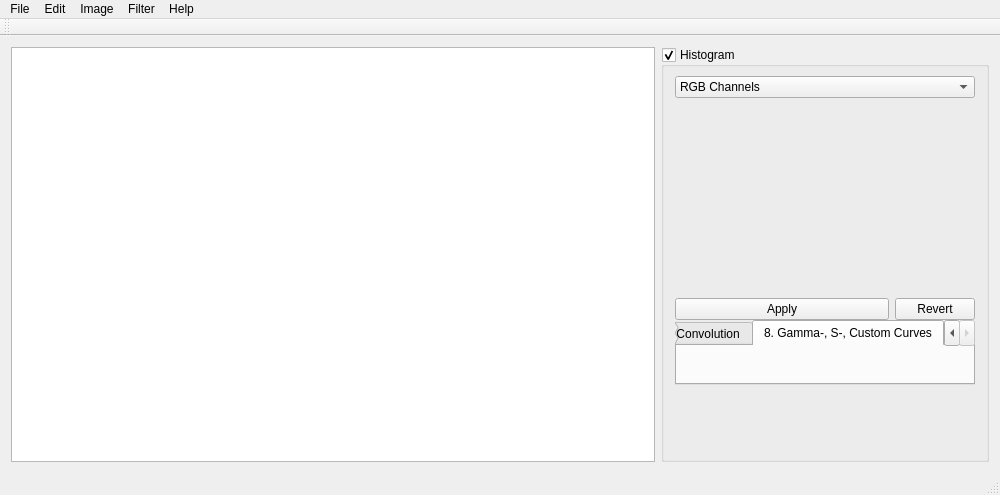
Qt form mainwindow.ui (Snuux/ImageProcessingApp) before a commit.
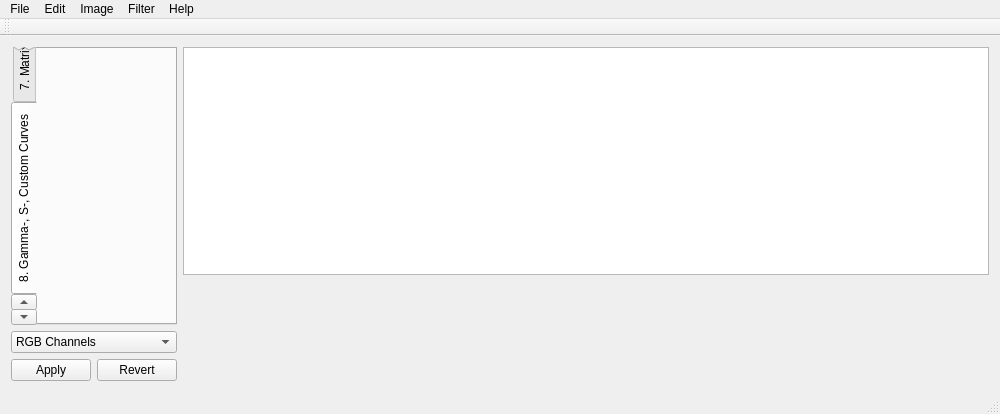
The same form after that commit. The open tabs and pages were chosen to show the change. Custom widgets are drawn as their Qt base class.

The edit to the form file:
```diff
--- a/mainwindow.ui
+++ b/mainwindow.ui
@@ -7,7 +7,7 @@
     <x>0</x>
     <y>0</y>
     <width>1000</width>
-    <height>495</height>
+    <height>414</height>
    </rect>
   </property>
   <property name="minimumSize">
@@ -24,128 +24,29 @@
     <item>
      <layout class="QHBoxLayout" name="horizontalLayout">
       <item>
-       <widget class="QGraphicsView" name="graphicsView">
-        <property name="sizePolicy">
-         <sizepolicy hsizetype="Expanding" vsizetype="Expanding">
-          <horstretch>0</horstretch>
-          <verstretch>0</verstretch>
-         </sizepolicy>
-        </property>
-        <property name="sizeAdjustPolicy">
-         <enum>QAbstractScrollArea::AdjustIgnored</enum>
-        </property>
-        <property name="resizeAnchor">
-         <enum>QGraphicsView::NoAnchor</enum>
-        </property>
-       </widget>
-      </item>
-      <item>
-       <widget class="QGroupBox" name="groupBox">
-        <property name="sizePolicy">
-         <sizepolicy hsizetype="Fixed" vsizetype="Expanding">
-          <horstretch>0</horstretch>
-          <verstretch>0</verstretch>
-         </sizepolicy>
-        </property>
-        <property name="title">
-         <string>Histogram</string>
-        </property>
-        <property name="flat">
-         <bool>false</bool>
-        </property>
-        <property name="checkable">
-         <bool>true</bool>
-        </property>
-        <layout class="QVBoxLayout" name="verticalLayout_3">
-         <property name="spacing">
-          <number>0</number>
-         </property>
-         <property name="topMargin">
-          <number>9</number>
-         </property>
-         <property name="bottomMargin">
-          <number>9</number>
-         </property>
-         <item>
-          <widget class="QComboBox" name="comboBox">
-           <item>
-            <property name="text">
-             <string>RGB Channels</string>
-            </property>
-           </item>
-           <item>
-            <property name="text">
-             <string>Red Channel</string>
-            </property>
-           </item>
-           <item>
-            <property name="text">
-             <string>Green Channel</string>
-            </property>
-           </item>
-           <item>
-            <property name="text">
-             <string>Blue Channel</string>
-            </property>
-           </item>
-          </widget>
-         </item>
-         <item>
-          <widget class="QCustomPlot" name="customPlot" native="true">
-           <property name="sizePolicy">
-            <sizepolicy hsizetype="Expanding" vsizetype="Fixed">
-             <horstretch>0</horstretch>
-             <verstretch>0</verstretch>
-            </sizepolicy>
-           </property>
-           <property name="minimumSize">
-            <size>
-             <width>300</width>
-             <height>200</height>
-            </size>
-           </property>
-           <property name="baseSize">
-            <size>
-             <width>0</width>
-             <height>200</height>
-            </size>
-           </property>
-          </widget>
-         </item>
-         <item>
-          <layout class="QHBoxLayout" name="horizontalLayout_2">
-           <item>
-            <widget class="QPushButton" name="pushButton">
-             <property name="text">
-              <string>Apply</string>
-             </property>
-            </widget>
-           </item>
-           <item>
-            <widget class="QPushButton" name="pushButton_2">
-             <property name="maximumSize">
-              <size>
-               <width>80</width>
-               <height>16777215</height>
-              </size>
-             </property>
-             <property name="text">
-              <string>Revert</string>
-             </property>
-            </widget>
-           </item>
-          </layout>
-         </item>
+       <layout class="QVBoxLayout" name="verticalLayout_14">
          <item>
           <widget class="QTabWidget" name="tabWidget">
            <property name="sizePolicy">
-            <sizepolicy hsizetype="Expanding" vsizetype="Expanding">
+           <sizepolicy hsizetype="Minimum" vsizetype="Expanding">
              <horstretch>0</horstretch>
              <verstretch>0</verstretch>
             </sizepolicy>
            </property>
+          <property name="tabPosition">
+           <enum>QTabWidget::West</enum>
+          </property>
+          <property name="tabShape">
+           <enum>QTabWidget::Rounded</enum>
+          </property>
            <property name="currentIndex">
-            <number>6</number>
+           <number>10</number>
+          </property>
+          <property name="usesScrollButtons">
+           <bool>true</bool>
+          </property>
+          <property name="documentMode">
+           <bool>false</bool>
            </property>
            <widget class="QWidget" name="tab">
             <property name="sizePolicy">
@@ -248,24 +149,145 @@
             <attribute name="title">
              <string>8. Gamma-, S-, Custom Curves</string>
             </attribute>
-           </widget>
+           <layout class="QVBoxLayout" name="verticalLayout_10">
+            <item>
+             <widget class="CurveCorrection" name="widget_8" native="true"/>
+            </item>
+           </layout>
+          </widget>
+          <widget class="QWidget" name="tab_9">
+           <attribute name="title">
+            <string>9. HSV Correction</string>
+           </attribute>
+           <layout class="QVBoxLayout" name="verticalLayout_11">
+            <item>
+             <widget class="HSVCorrection" name="widget_9" native="true"/>
+            </item>
+           </layout>
           </widget>
-         </item>
+          <widget class="QWidget" name="tab_10">
+           <attribute name="title">
+            <string>10. Choose B/W Points</string>
+           </attribute>
+           <layout class="QVBoxLayout" name="verticalLayout_12">
+            <item>
+             <widget class="BlackWhitePoint" name="widget_10" native="true"/>
+            </item>
+           </layout>
+          </widget>
+          <widget class="QWidget" name="tab_11">
+           <attribute name="title">
+            <string>11-12. Median, Sharpen Filters</string>
+           </attribute>
+           <layout class="QVBoxLayout" name="verticalLayout_13">
          <item>
-          <spacer name="verticalSpacer">
-           <property name="orientation">
-            <enum>Qt::Vertical</enum>
+             <widget class="MedianBorderFilter" name="widget_11" native="true"/>
+            </item>
+           </layout>
+          </widget>
+          <widget class="QWidget" name="tab_12">
+           <attribute name="title">
+            <string>13. Color Add</string>
+           </attribute>
+          </widget>
+          <widget class="QWidget" name="tab_13">
+           <attribute name="title">
+            <string>14. Box, Gauss Filters</string>
+           </attribute>
+          </widget>
+         </widget>
+        </item>
+        <item>
+         <widget class="QComboBox" name="comboBox">
+          <item>
+           <property name="text">
+            <string>RGB Channels</string>
            </property>
-           <property name="sizeHint" stdset="0">
+          </item>
+          <item>
+           <property name="text">
+            <string>Red Channel</string>
+           </property>
+          </item>
+          <item>
+           <property name="text">
+            <string>Green Channel</string>
+           </property>
+          </item>
+          <item>
+           <property name="text">
+            <string>Blue Channel</string>
+           </property>
+          </item>
+         </widget>
+        </item>
+        <item>
+         <layout class="QHBoxLayout" name="horizontalLayout_2">
+          <item>
+           <widget class="QPushButton" name="pushButton">
+            <property name="text">
+             <string>Apply</string>
+            </property>
+           </widget>
+          </item>
+          <item>
+           <widget class="QPushButton" name="pushButton_2">
+            <property name="maximumSize">
             <size>
-             <width>20</width>
-             <height>40</height>
-            </size>
-           </property>
-          </spacer>
-         </item>
-        </layout>
-       </widget>
+              <width>80</width>
+              <height>16777215</height>
+             </size>
+            </property>
+            <property name="text">
+             <string>Revert</string>
+            </property>
+           </widget>
+          </item>
+         </layout>
+        </item>
+       </layout>
+      </item>
+      <item>
+       <layout class="QVBoxLayout" name="verticalLayout_15">
+        <item>
+         <widget class="QGraphicsView" name="graphicsView">
+          <property name="sizePolicy">
+           <sizepolicy hsizetype="Expanding" vsizetype="Expanding">
+            <horstretch>0</horstretch>
+            <verstretch>0</verstretch>
+           </sizepolicy>
+          </property>
+          <property name="sizeAdjustPolicy">
+           <enum>QAbstractScrollArea::AdjustIgnored</enum>
+          </property>
+          <property name="resizeAnchor">
+           <enum>QGraphicsView::NoAnchor</enum>
+          </property>
+         </widget>
+        </item>
+        <item>
+         <widget class="QCustomPlot" name="customPlot" native="true">
+          <property name="sizePolicy">
+           <sizepolicy hsizetype="Expanding" vsizetype="Fixed">
+            <horstretch>0</horstretch>
+            <verstretch>0</verstretch>
+           </sizepolicy>
+          </property>
+          <property name="minimumSize">
+           <size>
+            <width>300</width>
+            <height>100</height>
+           </size>
+          </property>
+          <property name="baseSize">
+           <size>
+            <width>0</width>
+            <height>200</height>
+           </size>
+          </property>
+         </widget>
+        </item>
+       </layout>
       </item>
      </layout>
     </item>
@@ -439,6 +461,30 @@
    <header>convolution.h</header>
    <container>1</container>
   </customwidget>
+  <customwidget>
+   <class>CurveCorrection</class>
+   <extends>QWidget</extends>
+   <header>curvecorrection.h</header>
+   <container>1</container>
+  </customwidget>
+  <customwidget>
+   <class>HSVCorrection</class>
+   <extends>QWidget</extends>
+   <header>hsvcorrection.h</header>
+   <container>1</container>
+  </customwidget>
+  <customwidget>
+   <class>BlackWhitePoint</class>
+   <extends>QWidget</extends>
+   <header>blackwhitepoint.h</header>
+   <container>1</container>
+  </customwidget>
+  <customwidget>
+   <class>MedianBorderFilter</class>
+   <extends>QWidget</extends>
+   <header>medianborderfilter.h</header>
+   <container>1</container>
+  </customwidget>
  </customwidgets>
  <resources/>
  <connections/>
```
Lines whose indentation alone changed are shown as unchanged.
